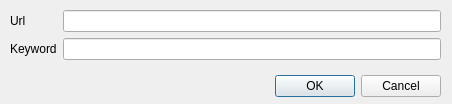
Old version of the form src/plugins/poshuku/plugins/keywords/editkeyworddialog.ui in the repository 0xd34df00d/leechcraft.
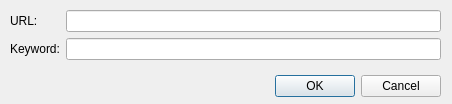
New version of the form.

Commit message: [Poshuku Keywords] Fixed dialog labels.

```diff
--- a/src/plugins/poshuku/plugins/keywords/editkeyworddialog.ui
+++ b/src/plugins/poshuku/plugins/keywords/editkeyworddialog.ui
@@ -45,7 +45,7 @@
     <item row="0" column="0">
      <widget class="QLabel" name="label">
       <property name="text">
-       <string>Url</string>
+       <string>URL:</string>
       </property>
      </widget>
     </item>
@@ -59,7 +59,7 @@
     <item row="1" column="0">
      <widget class="QLabel" name="label_2">
       <property name="text">
-       <string>Keyword</string>
+       <string>Keyword:</string>
       </property>
      </widget>
     </item>
```
